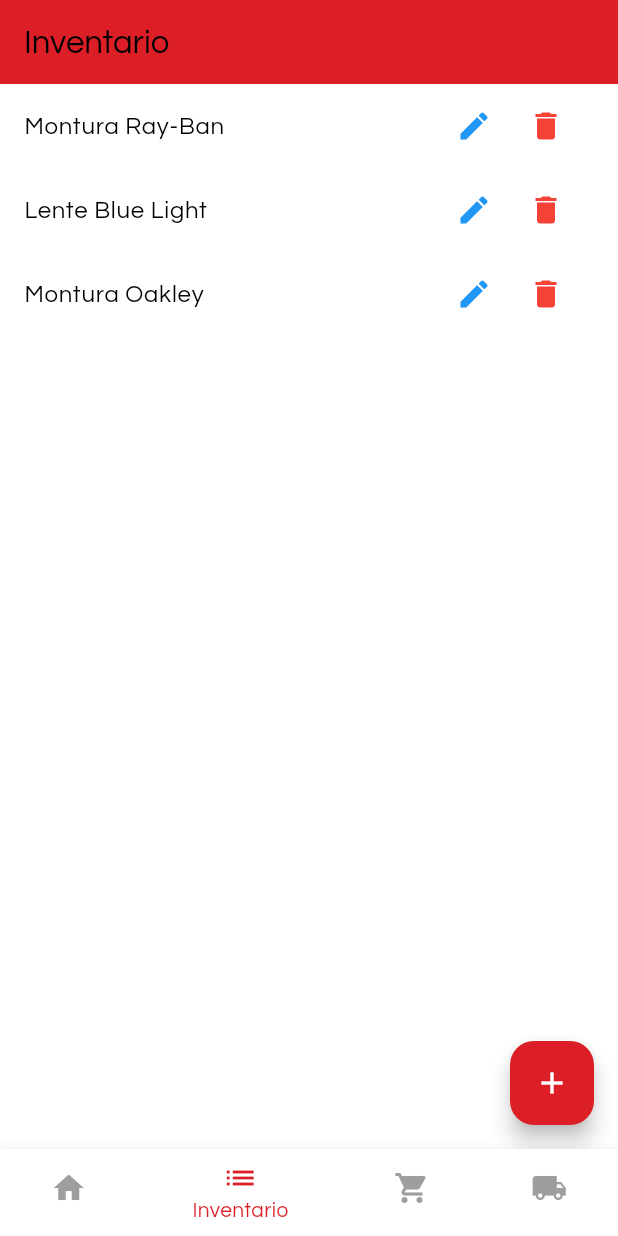
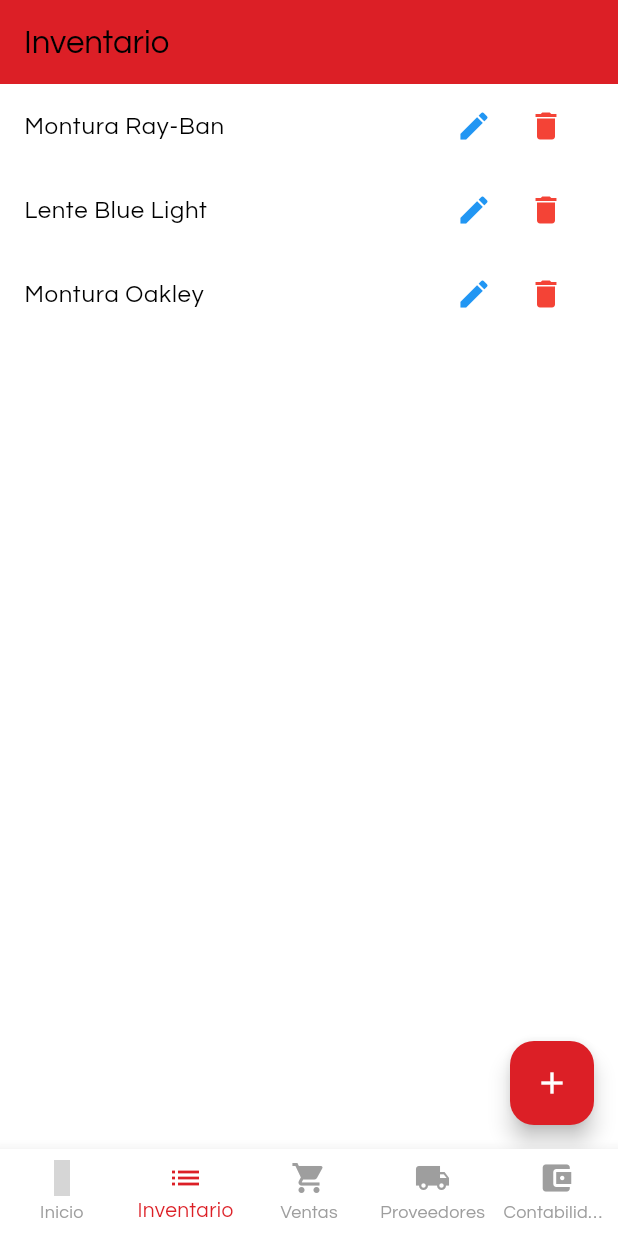
Before and after one commit to Maria-Mesa/AppJVADMIN, a Flutter app: the Home screen opened by its route, item 2 of the bottom bar chosen, on a phone screen of 412 x 824 dp. Run offline on Flutter 3.47's test engine with Material 3 defaults, Android fonts, the phone set to English and light mode, and no system bars; our stand-ins replace go_router, hugeicons; grey boxes are pictures that could not be loaded.

Commit message:
cambios en home

```diff
--- a/lib/src/features/home/presentation/page/home.dart
+++ b/lib/src/features/home/presentation/page/home.dart
@@ -1,8 +1,10 @@
 import 'package:flutter/material.dart';
-import 'package:helloworld/dashboard.dart';
 import 'package:helloworld/inventario.dart';
 import 'package:helloworld/proveedores.dart';
+import 'package:helloworld/src/features/accounting/presentation/page/accounting_page.dart';
+import 'package:helloworld/src/features/dashboard/presentation/page/dashboard.dart';
 import 'package:helloworld/ventas.dart';
+import 'package:hugeicons/hugeicons.dart';
 
 class Home extends StatefulWidget {
   const Home({super.key});
@@ -18,6 +20,7 @@ class _HomeState extends State<Home> {
     const InventarioPage(),
     const VentasPage(),
     const ProveedoresPage(),
+    const AccountingPage(),
   ];
 
   @override
@@ -26,11 +29,15 @@ class _HomeState extends State<Home> {
       body: pages[index],
       bottomNavigationBar: BottomNavigationBar(
         currentIndex: index,
+        type: BottomNavigationBarType.fixed,
         selectedItemColor: const Color(0xFFDC1F26),
         unselectedItemColor: Colors.grey,
         onTap: (int i) => setState(() => index = i),
         items: const <BottomNavigationBarItem>[
-          BottomNavigationBarItem(icon: Icon(Icons.home), label: 'Inicio'),
+          BottomNavigationBarItem(
+            icon: Icon(HugeIcons.strokeRoundedHome02),
+            label: 'Inicio',
+          ),
           BottomNavigationBarItem(icon: Icon(Icons.list), label: 'Inventario'),
           BottomNavigationBarItem(
             icon: Icon(Icons.shopping_cart),
@@ -40,6 +47,10 @@ class _HomeState extends State<Home> {
             icon: Icon(Icons.local_shipping),
             label: 'Proveedores',
           ),
+          BottomNavigationBarItem(
+            icon: Icon(Icons.account_balance_wallet),
+            label: 'Contabilidad',
+          ),
         ],
       ),
     );
```
Also changed, not shown: lib/src/features/dashboard/presentation/page/dashboard.dart (renamed from lib/dashboard.dart).
